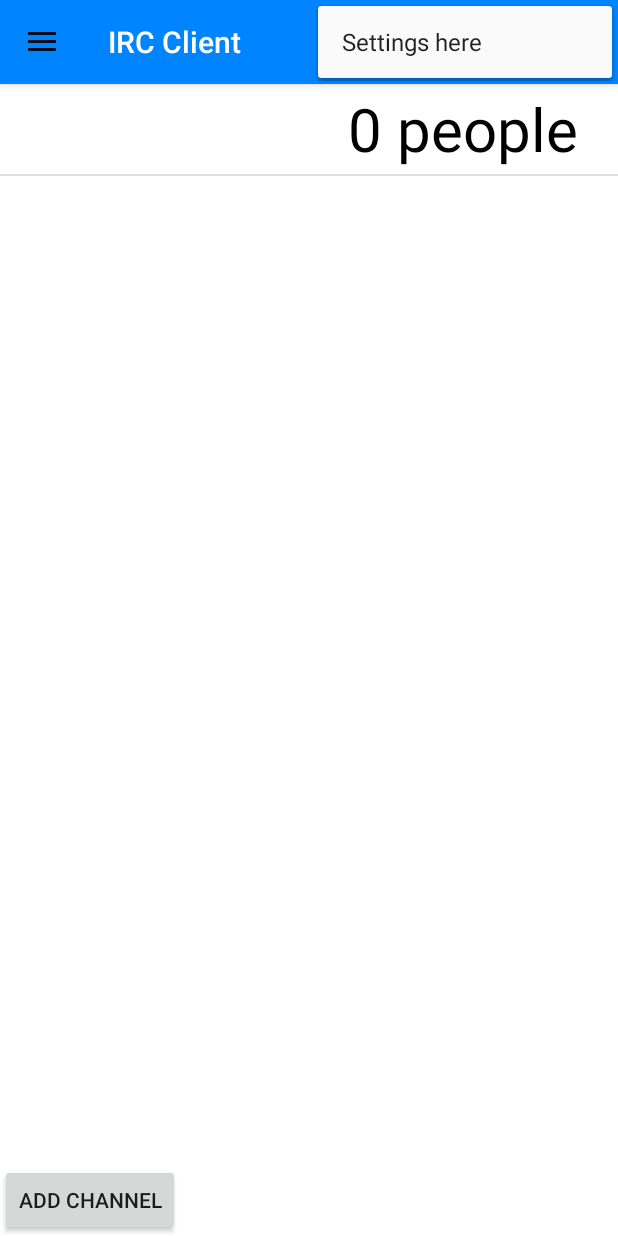
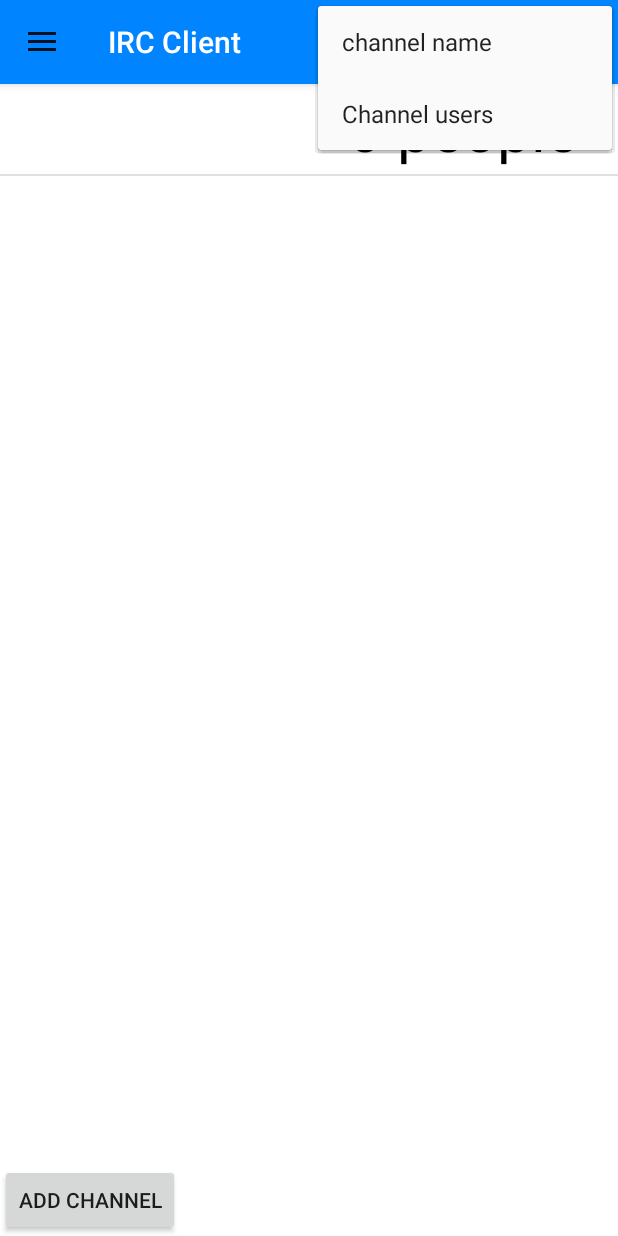
Before and after one commit to vutruong99/IRC_Client, an Android app: the MainActivity screen opened directly, with no data from a screen before it, with the options menu open, on a phone screen of 412 x 824 dp. Run offline under Robolectric (Android 15) with nearby library versions, the phone set to English and light mode, and no system bars.

```diff
--- a/IRCClient/app/src/main/res/layout/item_message_received.xml
+++ b/IRCClient/app/src/main/res/layout/item_message_received.xml
@@ -39,7 +39,7 @@
         android:layout_height="24dp"
         android:layout_marginStart="4dp"
         android:text="11:40"
-        android:textColor="@color/white"
+        android:textColor="@color/black"
         android:textSize="20sp"
         app:layout_constraintBottom_toBottomOf="@+id/text_message_body"
         app:layout_constraintLeft_toRightOf="@+id/text_message_body" />
--- a/IRCClient/app/src/main/res/menu/settings_menu.xml
+++ b/IRCClient/app/src/main/res/menu/settings_menu.xml
@@ -1,10 +1,18 @@
 <?xml version="1.0" encoding="utf-8"?>
 <menu xmlns:android="http://schemas.android.com/apk/res/android"
     xmlns:app="http://schemas.android.com/apk/res-auto">
+
     <item
-        android:id="@+id/action_settings"
-        android:title="@string/action_settings"
+        android:id="@+id/action_channel_name"
+        android:title="@string/channel_name"
         android:orderInCategory="100"
         app:showAsAction="never"
         />
+    <item
+        android:id="@+id/action_channel_users"
+        android:title="@string/channel_users"
+        android:orderInCategory="100"
+        app:showAsAction="never"
+        />
+
 </menu>
--- a/IRCClient/app/src/main/res/values/strings.xml
+++ b/IRCClient/app/src/main/res/values/strings.xml
@@ -51,5 +51,7 @@
 
     <!-- TODO: Remove or change this placeholder text -->
     <string name="hello_blank_fragment">Hello blank fragment</string>
+    <string name="channel_name">channel name</string>
+    <string name="channel_users">Channel users</string>
 
 </resources>
```
Also changed, not shown: IRCClient/app/src/main/java/com/example/ircclient/Channels/SingleChannelFragement.java (+69 -9 lines), IRCClient/app/src/main/java/com/example/ircclient/LogsAdapter.java (+17 -3 lines), IRCClient/app/src/main/java/com/example/ircclient/MainActivity.java (+7 -7 lines).
